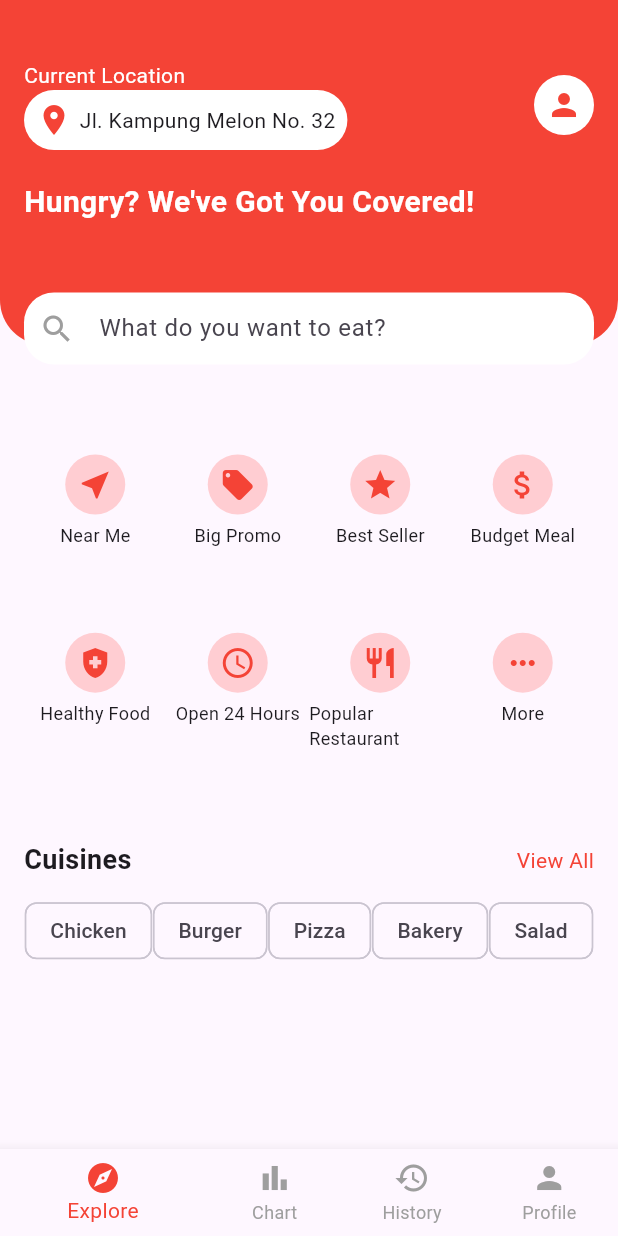
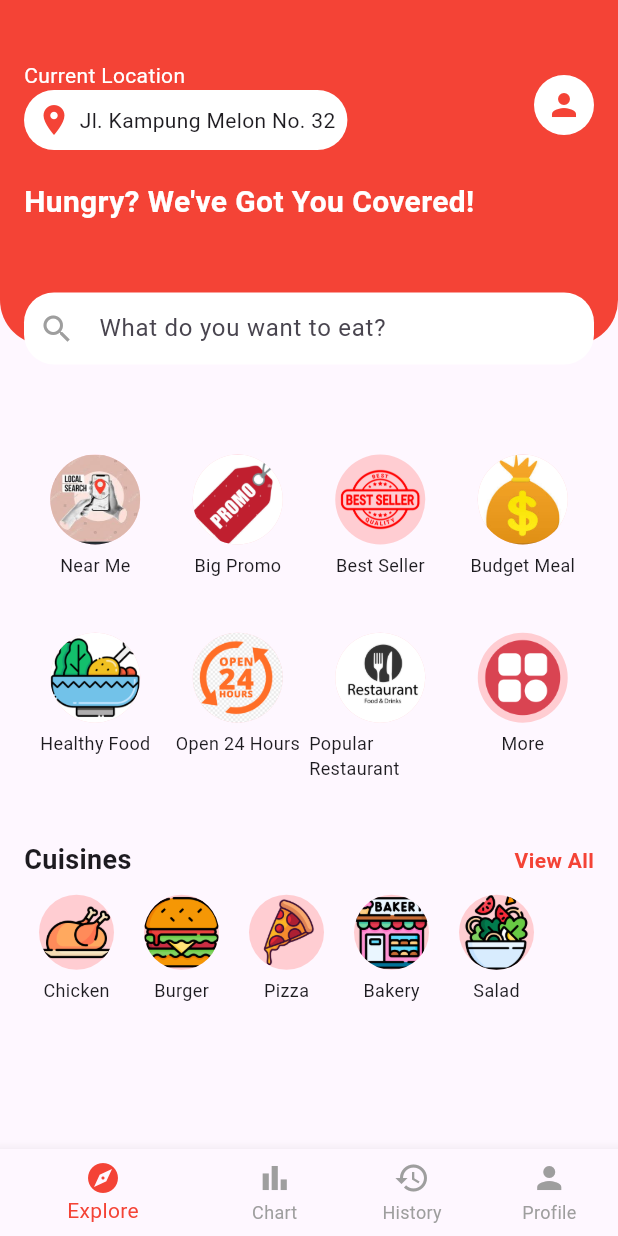
Before and after one commit to Khawaja-Subhan/FoodDelivery, a Flutter app: the screen it shows after launch, on a phone screen of 412 x 824 dp. Run offline on Flutter 3.47's test engine with Material 3 defaults, Android fonts, the phone set to English and light mode, and no system bars.

Commit message:
updated images

```diff
--- a/lib/main.dart
+++ b/lib/main.dart
@@ -136,14 +136,14 @@ class HomeScreen extends StatelessWidget {
 
 class CategoryGrid extends StatelessWidget {
   final List<Map<String, dynamic>> categories = [
-    {"icon": Icons.near_me, "label": "Near Me"},
-    {"icon": Icons.local_offer, "label": "Big Promo"},
-    {"icon": Icons.star, "label": "Best Seller"},
-    {"icon": Icons.attach_money, "label": "Budget Meal"},
-    {"icon": Icons.health_and_safety, "label": "Healthy Food"},
-    {"icon": Icons.access_time, "label": "Open 24 Hours"},
-    {"icon": Icons.restaurant, "label": "Popular Restaurant"},
-    {"icon": Icons.more_horiz, "label": "More"},
+    {"icon": Icons.near_me, "label": "Near Me", "images": "images/near_me.jpeg"},
+    {"icon": Icons.local_offer, "label": "Big Promo", "images": "images/promo.jpg"},
+    {"icon": Icons.star, "label": "Best Seller", "images": "images/best_seller.png"},
+    {"icon": Icons.attach_money, "label": "Budget Meal", "images": "images/budget_meal.jpeg"},
+    {"icon": Icons.health_and_safety, "label": "Healthy Food", "images": "images/healthy_food.png"},
+    {"icon": Icons.access_time, "label": "Open 24 Hours", "images": "images/open.png"},
+    {"icon": Icons.restaurant, "label": "Popular Restaurant", "images": "images/popular.jpg"},
+    {"icon": Icons.more_horiz, "label": "More", "images": "images/more.png"},
   ];
 
   @override
@@ -163,7 +163,17 @@ class CategoryGrid extends StatelessWidget {
             children: [
               CircleAvatar(
                 backgroundColor: Colors.red.shade100,
-                child: Icon(categories[index]['icon'], color: Colors.red),
+                radius: 30, // Adjust for better fit
+                child: categories[index]['images'] != null
+                    ? ClipOval(
+                  child: Image.asset(
+                    categories[index]['images'],
+                    width: 60, // Adjust for perfect fitting
+                    height: 60,
+                    fit: BoxFit.cover, // Ensures the image fits properly
+                  ),
+                )
+                    : Icon(categories[index]['icon'], color: Colors.red, size: 30),
               ),
               SizedBox(height: 5),
               Text(categories[index]['label'], style: TextStyle(fontSize: 12)),
@@ -175,8 +185,15 @@ class CategoryGrid extends StatelessWidget {
   }
 }
 
+
 class CuisineSection extends StatelessWidget {
-  final List<String> cuisines = ["Chicken", "Burger", "Pizza", "Bakery", "Salad"];
+  final List<Map<String, String>> cuisines = [
+    {"label": "Chicken", "image": "images/chicken.png"},
+    {"label": "Burger", "image": "images/burger.png"},
+    {"label": "Pizza", "image": "images/pizza.png"},
+    {"label": "Bakery", "image": "images/bakery.png"},
+    {"label": "Salad", "image": "images/salad.png"},
+  ];
 
   @override
   Widget build(BuildContext context) {
@@ -189,13 +206,42 @@ class CuisineSection extends StatelessWidget {
             mainAxisAlignment: MainAxisAlignment.spaceBetween,
             children: [
               Text("Cuisines", style: TextStyle(fontSize: 18, fontWeight: FontWeight.bold)),
-              Text("View All", style: TextStyle(color: Colors.red)),
+              Text("View All", style: TextStyle(color: Colors.red, fontWeight: FontWeight.bold)),
             ],
           ),
           SizedBox(height: 10),
-          Row(
-            mainAxisAlignment: MainAxisAlignment.spaceEvenly,
-            children: cuisines.map((cuisine) => Chip(label: Text(cuisine))).toList(),
+          SizedBox(
+            height: 80, // Ensures a scrollable horizontal list
+            child: ListView.builder(
+              scrollDirection: Axis.horizontal,
+              itemCount: cuisines.length,
+              itemBuilder: (context, index) {
+                return Padding(
+                  padding: const EdgeInsets.symmetric(horizontal: 10.0),
+                  child: Column(
+                    children: [
+                      CircleAvatar(
+                        backgroundColor: Colors.red.shade100,
+                        radius: 25,
+                        child: ClipOval(
+                          child: Image.asset(
+                            cuisines[index]['image']!,
+                            width: 50,
+                            height: 50,
+                            fit: BoxFit.cover,
+                          ),
+                        ),
+                      ),
+                      SizedBox(height: 5),
+                      Text(
+                        cuisines[index]['label']!,
+                        style: TextStyle(fontSize: 12),
+                      ),
+                    ],
+                  ),
+                );
+              },
+            ),
           ),
         ],
       ),
```
Also changed, not shown: pubspec.yaml (+15 -3 lines), images/bakery.png (added), images/best_seller.png (added), images/budget_meal.jpeg (added), images/burger.png (added), images/chicken.png (added), images/healthy_food.png (added), images/more.png (added), images/near_me.jpeg (added), images/open.png (added), images/pizza.png (added), images/popular.jpg (added), images/promo.jpg (added), images/salad.png (added).
